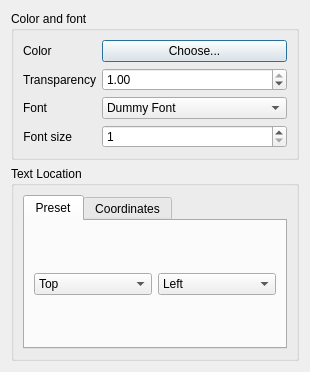
Qt form src/Interface/Modules/Visualization/ShowString.ui (SCIInstitute/SCIRun) before a commit.
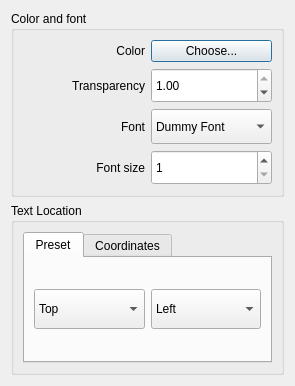
The same form after that commit.

Commit message: Mac layout fixes

The edit to the form file:
```diff
--- a/src/Interface/Modules/Visualization/ShowString.ui
+++ b/src/Interface/Modules/Visualization/ShowString.ui
@@ -6,8 +6,8 @@
    <rect>
     <x>0</x>
     <y>0</y>
-    <width>310</width>
-    <height>372</height>
+    <width>295</width>
+    <height>386</height>
    </rect>
   </property>
   <property name="sizePolicy">
@@ -18,8 +18,8 @@
   </property>
   <property name="minimumSize">
    <size>
-    <width>310</width>
-    <height>372</height>
+    <width>0</width>
+    <height>0</height>
    </size>
   </property>
   <property name="windowTitle">
@@ -31,16 +31,48 @@
      <property name="title">
       <string>Color and font</string>
      </property>
-     <layout class="QFormLayout" name="formLayout">
-      <item row="1" column="1">
+     <layout class="QGridLayout" name="gridLayout_2">
+      <item row="0" column="0">
+       <widget class="QLabel" name="label_5">
+        <property name="text">
+         <string>Color</string>
+        </property>
+        <property name="alignment">
+         <set>Qt::AlignRight|Qt::AlignTrailing|Qt::AlignVCenter</set>
+        </property>
+       </widget>
+      </item>
+      <item row="0" column="1">
        <widget class="QPushButton" name="colorButton_">
+        <property name="maximumSize">
+         <size>
+          <width>16777215</width>
+          <height>40</height>
+         </size>
+        </property>
         <property name="text">
          <string>Choose...</string>
         </property>
        </widget>
       </item>
-      <item row="3" column="1">
+      <item row="1" column="0">
+       <widget class="QLabel" name="label_4">
+        <property name="text">
+         <string>Transparency</string>
+        </property>
+        <property name="alignment">
+         <set>Qt::AlignRight|Qt::AlignTrailing|Qt::AlignVCenter</set>
+        </property>
+       </widget>
+      </item>
+      <item row="1" column="1">
        <widget class="QDoubleSpinBox" name="alphaDoubleSpinBox_">
+        <property name="minimumSize">
+         <size>
+          <width>0</width>
+          <height>35</height>
+         </size>
+        </property>
         <property name="maximum">
          <double>1.000000000000000</double>
         </property>
@@ -52,8 +84,24 @@
         </property>
        </widget>
       </item>
-      <item row="5" column="1">
+      <item row="2" column="0">
+       <widget class="QLabel" name="label_6">
+        <property name="text">
+         <string>Font</string>
+        </property>
+        <property name="alignment">
+         <set>Qt::AlignRight|Qt::AlignTrailing|Qt::AlignVCenter</set>
+        </property>
+       </widget>
+      </item>
+      <item row="2" column="1">
        <widget class="QComboBox" name="fontComboBox_">
+        <property name="minimumSize">
+         <size>
+          <width>0</width>
+          <height>35</height>
+         </size>
+        </property>
         <item>
          <property name="text">
           <string>Dummy Font</string>
@@ -61,8 +109,24 @@
         </item>
        </widget>
       </item>
-      <item row="7" column="1">
+      <item row="3" column="0">
+       <widget class="QLabel" name="label">
+        <property name="text">
+         <string>Font size</string>
+        </property>
+        <property name="alignment">
+         <set>Qt::AlignRight|Qt::AlignTrailing|Qt::AlignVCenter</set>
+        </property>
+       </widget>
+      </item>
+      <item row="3" column="1">
        <widget class="QSpinBox" name="fontSizeSpinBox_">
+        <property name="minimumSize">
+         <size>
+          <width>0</width>
+          <height>35</height>
+         </size>
+        </property>
         <property name="minimum">
          <number>1</number>
         </property>
@@ -71,40 +135,6 @@
         </property>
        </widget>
       </item>
-      <item row="1" column="0">
-       <widget class="QLabel" name="label_5">
-        <property name="text">
-         <string>Color</string>
-        </property>
-       </widget>
-      </item>
-      <item row="3" column="0">
-       <widget class="QLabel" name="label_4">
-        <property name="text">
-         <string>Transparency</string>
-        </property>
-        <property name="alignment">
-         <set>Qt::AlignRight|Qt::AlignTrailing|Qt::AlignVCenter</set>
-        </property>
-       </widget>
-      </item>
-      <item row="5" column="0">
-       <widget class="QLabel" name="label_6">
-        <property name="text">
-         <string>Font</string>
-        </property>
-       </widget>
-      </item>
-      <item row="7" column="0">
-       <widget class="QLabel" name="label">
-        <property name="text">
-         <string>Font size</string>
-        </property>
-        <property name="alignment">
-         <set>Qt::AlignRight|Qt::AlignTrailing|Qt::AlignVCenter</set>
-        </property>
-       </widget>
-      </item>
      </layout>
     </widget>
    </item>
@@ -123,9 +153,15 @@
          <attribute name="title">
           <string>Preset</string>
          </attribute>
-         <layout class="QHBoxLayout" name="horizontalLayout_2">
-          <item>
+         <layout class="QGridLayout" name="gridLayout_4">
+          <item row="0" column="0">
            <widget class="QComboBox" name="verticalPositionComboBox_">
+            <property name="minimumSize">
+             <size>
+              <width>0</width>
+              <height>40</height>
+             </size>
+            </property>
             <item>
              <property name="text">
               <string>Top</string>
@@ -143,8 +179,14 @@
             </item>
            </widget>
           </item>
-          <item>
+          <item row="0" column="1">
            <widget class="QComboBox" name="horizontalPositionComboBox_">
+            <property name="minimumSize">
+             <size>
+              <width>0</width>
+              <height>40</height>
+             </size>
+            </property>
             <item>
              <property name="text">
               <string>Left</string>
```
